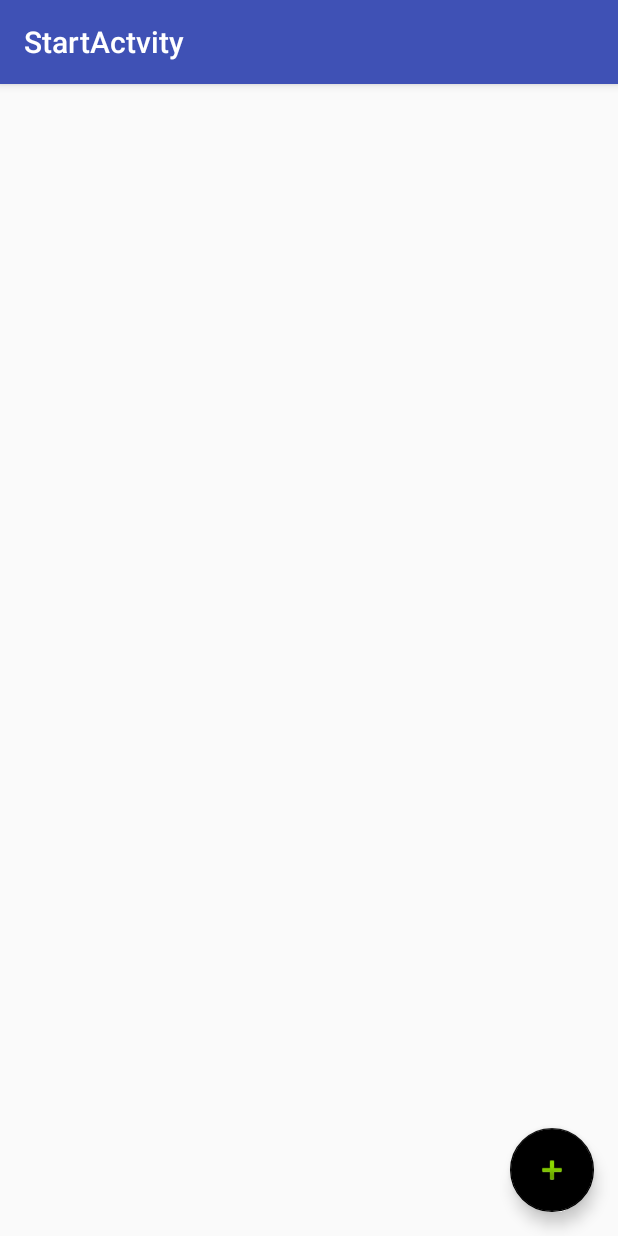
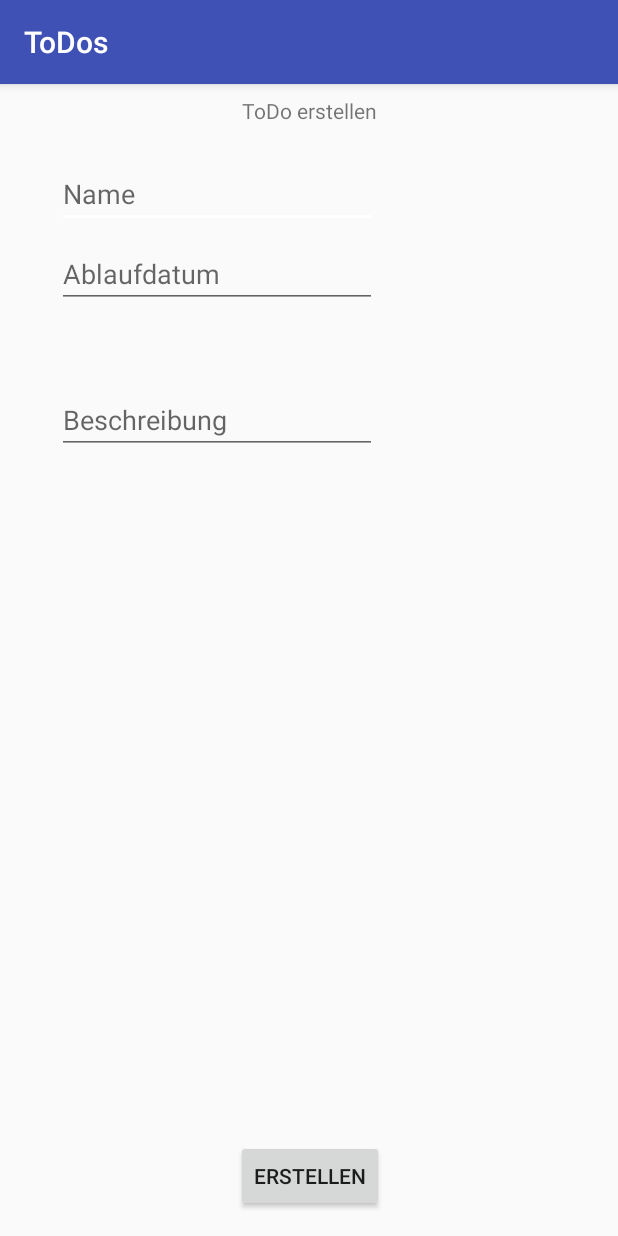
Before and after one commit to badogluEnis/android_toDos, an Android app: the screen it shows after launch (StartActvity before the commit, CreateActivity after it), after a tap on an icon or button, on a phone screen of 412 x 824 dp. Run offline under Robolectric (Android 15) with nearby library versions, the phone set to English and light mode, and no system bars.

Commit message:
Gui vom erstellen-Activity gemacht und an der Startacivity geabeitet

```diff
--- a/ToDos/app/src/main/AndroidManifest.xml
+++ b/ToDos/app/src/main/AndroidManifest.xml
@@ -19,6 +19,7 @@
                 <category android:name="android.intent.category.LAUNCHER" />
             </intent-filter>
         </activity>
+        <activity android:name=".CreateActivity"></activity>
     </application>
 
 </manifest>
--- /dev/null
+++ b/ToDos/app/src/main/java/ch/bbcag/todos/CreateActivity.java
@@ -0,0 +1,19 @@
+package ch.bbcag.todos;
+
+import android.content.Intent;
+import android.support.v7.app.AppCompatActivity;
+import android.os.Bundle;
+import android.view.View;
+
+public class CreateActivity extends AppCompatActivity {
+
+    @Override
+    protected void onCreate(Bundle savedInstanceState) {
+        super.onCreate(savedInstanceState);
+        setContentView(R.layout.activity_create);
+    }
+
+    private void createTodo(View view){
+
+    }
+}
--- a/ToDos/app/src/main/java/ch/bbcag/todos/StartActvity.java
+++ b/ToDos/app/src/main/java/ch/bbcag/todos/StartActvity.java
@@ -1,5 +1,6 @@
 package ch.bbcag.todos;
 
+import android.content.Intent;
 import android.os.Bundle;
 import android.support.design.widget.FloatingActionButton;
 import android.support.v7.app.AppCompatActivity;
@@ -25,7 +26,8 @@ public class StartActvity extends AppCompatActivity {
     }
 
     private void addToDo(View view){
-
+        Intent intent = new Intent(this, CreateActivity.class);
+        startActivity(intent);
     }
 
 }
--- /dev/null
+++ b/ToDos/app/src/main/res/drawable/ic_add_white.xml
@@ -0,0 +1,9 @@
+<vector xmlns:android="http://schemas.android.com/apk/res/android"
+        android:width="24dp"
+        android:height="24dp"
+        android:viewportWidth="24.0"
+        android:viewportHeight="24.0">
+    <path
+        android:pathData="M19,13h-6v6h-2v-6H5v-2h6V5h2v6h6v2z"
+        android:fillColor="#FFFFFF"/>
+</vector>
--- /dev/null
+++ b/ToDos/app/src/main/res/layout/activity_create.xml
@@ -0,0 +1,85 @@
+<?xml version="1.0" encoding="utf-8"?>
+<android.support.constraint.ConstraintLayout xmlns:android="http://schemas.android.com/apk/res/android"
+    xmlns:app="http://schemas.android.com/apk/res-auto"
+    xmlns:tools="http://schemas.android.com/tools"
+    android:layout_width="match_parent"
+    android:layout_height="match_parent"
+    tools:context="ch.bbcag.todos.CreateActivity">
+
+    <TextView
+        android:id="@+id/textView"
+        android:layout_width="wrap_content"
+        android:layout_height="wrap_content"
+        android:layout_marginLeft="8dp"
+        android:layout_marginRight="8dp"
+        android:layout_marginTop="8dp"
+        android:text="ToDo erstellen"
+        app:layout_constraintLeft_toLeftOf="parent"
+        app:layout_constraintRight_toRightOf="parent"
+        app:layout_constraintTop_toTopOf="parent" />
+
+    <EditText
+        android:id="@+id/name"
+        android:layout_width="wrap_content"
+        android:layout_height="wrap_content"
+        android:ems="10"
+        android:inputType="textPersonName"
+        android:hint="Name"
+        android:layout_marginRight="8dp"
+        app:layout_constraintRight_toRightOf="parent"
+        android:layout_marginLeft="8dp"
+        app:layout_constraintLeft_toLeftOf="parent"
+        app:layout_constraintHorizontal_bias="0.165"
+        android:layout_marginTop="23dp"
+        app:layout_constraintTop_toBottomOf="@+id/textView" />
+
+    <EditText
+        android:id="@+id/beschreibung"
+        android:layout_width="wrap_content"
+        android:layout_height="wrap_content"
+        android:layout_marginLeft="8dp"
+        android:layout_marginRight="8dp"
+        android:ems="10"
+        android:hint="Beschreibung"
+        android:inputType="textMultiLine"
+        app:layout_constraintHorizontal_bias="0.165"
+        app:layout_constraintLeft_toLeftOf="parent"
+        app:layout_constraintRight_toRightOf="parent"
+        android:layout_marginBottom="237dp"
+        app:layout_constraintBottom_toTopOf="@+id/button"
+        android:layout_marginTop="8dp"
+        app:layout_constraintTop_toBottomOf="@+id/editText5"
+        app:layout_constraintVertical_bias="0.166" />
+
+    <Button
+        android:id="@+id/button"
+        android:layout_width="wrap_content"
+        android:layout_height="wrap_content"
+        android:layout_marginBottom="16dp"
+        android:layout_marginLeft="8dp"
+        android:layout_marginRight="8dp"
+        android:onClick="createTodo(view)"
+        android:text="erstellen"
+        app:layout_constraintBottom_toBottomOf="parent"
+        app:layout_constraintLeft_toLeftOf="parent"
+        app:layout_constraintRight_toRightOf="parent"
+        app:layout_constraintHorizontal_bias="0.502" />
+
+    <EditText
+        android:id="@+id/editText5"
+        android:layout_width="wrap_content"
+        android:layout_height="wrap_content"
+        android:layout_marginBottom="8dp"
+        android:layout_marginTop="8dp"
+        android:ems="10"
+        android:hint="Ablaufdatum"
+        android:inputType="date"
+        app:layout_constraintTop_toBottomOf="@+id/name"
+        android:layout_marginLeft="8dp"
+        app:layout_constraintVertical_bias="1.0"
+        app:layout_constraintLeft_toLeftOf="parent"
+        android:layout_marginRight="8dp"
+        app:layout_constraintRight_toRightOf="parent"
+        app:layout_constraintHorizontal_bias="0.165" />
+
+</android.support.constraint.ConstraintLayout>
--- a/ToDos/app/src/main/res/layout/activity_start_actvity.xml
+++ b/ToDos/app/src/main/res/layout/activity_start_actvity.xml
@@ -30,6 +30,6 @@
         android:layout_gravity="bottom|end"
         android:layout_margin="@dimen/fab_margin"
         android:onClick="addToDo"
-        app:srcCompat="@android:drawable/ic_input_add" />
+        app:srcCompat="@R/drawable/ic_add_white" />
 
 </android.support.design.widget.CoordinatorLayout>
--- a/ToDos/app/src/main/res/values/colors.xml
+++ b/ToDos/app/src/main/res/values/colors.xml
@@ -2,5 +2,5 @@
 <resources>
     <color name="colorPrimary">#3F51B5</color>
     <color name="colorPrimaryDark">#303F9F</color>
-    <color name="colorAccent">#000000</color>
+    <color name="colorAccent">#ffffff</color>
 </resources>
```
Also changed, not shown: 11 other files.
